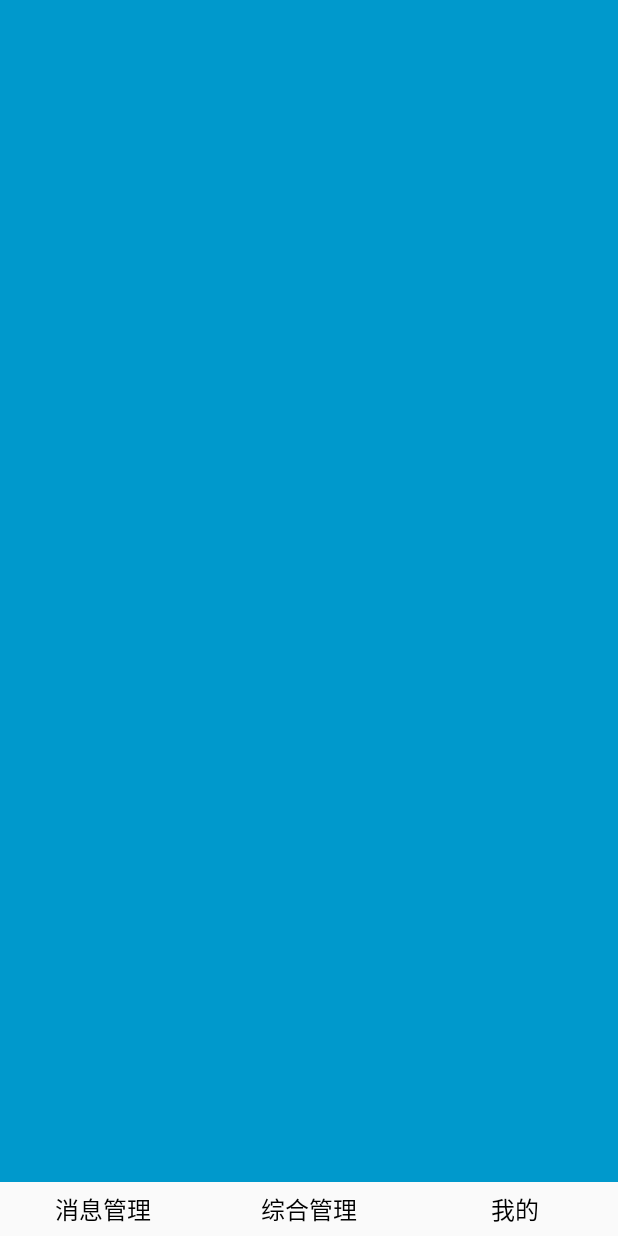
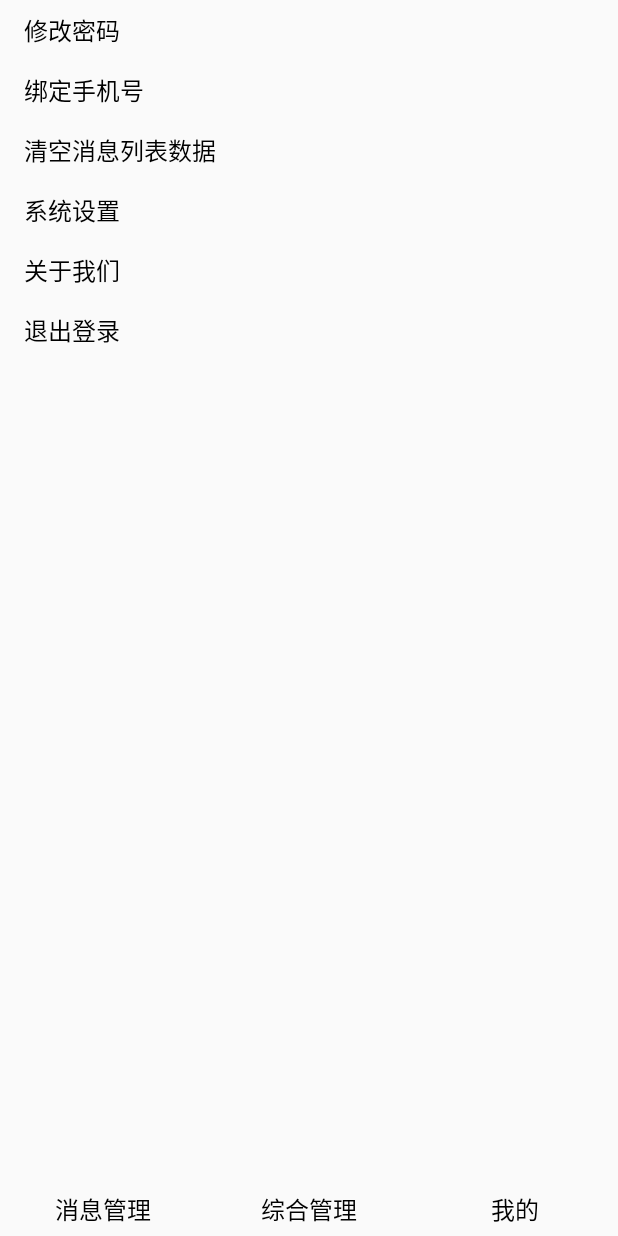
Before and after one commit to zhaozhentao/alert, an Android app: the fragment ProfileFragment placed in its activity, on a phone screen of 412 x 824 dp. Run offline under Robolectric (Android 15) with nearby library versions, the phone set to English and light mode, and no system bars.

Commit message:
关于我们页面

```diff
--- a/app/src/main/AndroidManifest.xml
+++ b/app/src/main/AndroidManifest.xml
@@ -18,5 +18,6 @@
                 <category android:name="android.intent.category.LAUNCHER"/>
             </intent-filter>
         </activity>
+        <activity android:name=".ui.fragment.AboutActivity"/>
     </application>
 </manifest>
--- a/app/src/main/java/com/wanico/app/ui/activity/BaseActivity.java
+++ b/app/src/main/java/com/wanico/app/ui/activity/BaseActivity.java
@@ -26,6 +26,10 @@ public abstract class BaseActivity extends AppCompatActivity {
         super.onCreate(savedInstanceState);
         AppManager.getInstance().addActivity(this);
         setContentView(getLayoutResourceId());
+        View back = findViewById(R.id.back);
+        if (back != null) {
+            back.setOnClickListener(view -> onBackPressed());
+        }
 
         onActivityCreate();
     }
@@ -64,4 +68,10 @@ public abstract class BaseActivity extends AppCompatActivity {
         transaction.show(fragment);
         transaction.commit();
     }
+
+    protected void setOnClickListeners(int[] ids, View.OnClickListener listener) {
+        for (int id : ids) {
+            findViewById(id).setOnClickListener(listener);
+        }
+    }
 }
--- a/app/src/main/java/com/wanico/app/ui/fragment/BaseFragment.java
+++ b/app/src/main/java/com/wanico/app/ui/fragment/BaseFragment.java
@@ -31,4 +31,10 @@ public abstract class BaseFragment extends Fragment {
     public <T extends View> T findViewById(@IdRes int id) {
         return rootView.findViewById(id);
     }
+
+    protected void setOnClickListeners(int[] ids, View.OnClickListener listener) {
+        for (int id : ids) {
+            findViewById(id).setOnClickListener(listener);
+        }
+    }
 }
--- a/app/src/main/res/layout/fragment_profile.xml
+++ b/app/src/main/res/layout/fragment_profile.xml
@@ -3,7 +3,43 @@
     xmlns:android="http://schemas.android.com/apk/res/android"
     android:layout_width="match_parent"
     android:layout_height="match_parent"
-    android:background="@android:color/holo_blue_dark"
     android:orientation="vertical">
+    <ScrollView
+        android:layout_width="match_parent"
+        android:layout_height="match_parent">
+        <LinearLayout
+            android:layout_width="match_parent"
+            android:layout_height="wrap_content"
+            android:orientation="vertical">
+            <TextView
+                android:id="@+id/reset_password"
+                style="@style/profile_item"
+                android:text="修改密码"/>
 
+            <TextView
+                android:id="@+id/bind"
+                style="@style/profile_item"
+                android:text="绑定手机号"/>
+
+            <TextView
+                android:id="@+id/clear"
+                style="@style/profile_item"
+                android:text="清空消息列表数据"/>
+
+            <TextView
+                android:id="@+id/settings"
+                style="@style/profile_item"
+                android:text="系统设置"/>
+
+            <TextView
+                android:id="@+id/about_us"
+                style="@style/profile_item"
+                android:text="关于我们"/>
+
+            <TextView
+                android:id="@+id/logout"
+                style="@style/profile_item"
+                android:text="退出登录"/>
+        </LinearLayout>
+    </ScrollView>
 </LinearLayout>
--- a/app/src/main/res/values/colors.xml
+++ b/app/src/main/res/values/colors.xml
@@ -5,4 +5,7 @@
     <color name="colorAccent">#FF4081</color>
 
     <color name="orange">#e9a944</color>
+    <color name="label_text_gray">#888888</color>
+    <color name="gray">#ffcccccc</color>
+    <color name="black">#ff000000</color>
 </resources>
--- a/app/src/main/res/values/strings.xml
+++ b/app/src/main/res/values/strings.xml
@@ -1,3 +1,7 @@
 <resources>
     <string name="app_name">Wanico App</string>
+    <string name="www_gdrctd_com">人创天地物联网©www.GDRCTD.com</string>
+    <string name="kefu">联系客服</string>
+    <string name="back">返回</string>
+    <string name="about_us">关于我们</string>
 </resources>
--- a/app/src/main/res/values/styles.xml
+++ b/app/src/main/res/values/styles.xml
@@ -18,4 +18,38 @@
         <item name="android:drawablePadding">4dp</item>
         <item name="android:gravity">center</item>
     </style>
+
+    <style name="profile_item">
+        <item name="android:layout_width">match_parent</item>
+        <item name="android:layout_height">wrap_content</item>
+        <item name="android:textSize">16dp</item>
+        <item name="android:textColor">@android:color/black</item>
+        <item name="android:paddingLeft">16dp</item>
+        <item name="android:paddingTop">8dp</item>
+        <item name="android:paddingBottom">8dp</item>
+    </style>
+
+    <style name="action_bar_container">
+        <item name="android:layout_width">match_parent</item>
+        <item name="android:layout_height">50dp</item>
+        <item name="android:background">@mipmap/bg1</item>
+    </style>
+
+    <style name="action_bar_title">
+        <item name="android:layout_width">wrap_content</item>
+        <item name="android:layout_height">wrap_content</item>
+        <item name="android:textColor">@android:color/white</item>
+        <item name="android:layout_centerInParent">true</item>
+    </style>
+
+    <style name="action_back">
+        <item name="android:layout_width">wrap_content</item>
+        <item name="android:layout_height">match_parent</item>
+        <item name="android:gravity">center</item>
+        <item name="android:layout_centerVertical">true</item>
+        <item name="android:paddingLeft">16dp</item>
+        <item name="android:textColor">@android:color/white</item>
+        <item name="android:drawableLeft">@mipmap/lreturn</item>
+        <item name="android:drawablePadding">8dp</item>
+    </style>
 </resources>
```
Also changed, not shown: app/src/main/java/com/wanico/app/ui/fragment/AboutActivity.java (added, +36 -0 lines), app/src/main/java/com/wanico/app/ui/fragment/ProfileFragment.java (+27 -1 lines), app/src/main/res/drawable/btn_item.xml (added, +9 -0 lines), app/src/main/res/layout/about_activity.xml (added, +72 -0 lines), app/src/main/res/mipmap-hdpi/bg1.png (added), app/src/main/res/mipmap-hdpi/logo.png (added), app/src/main/res/mipmap-hdpi/lreturn.png (added).
